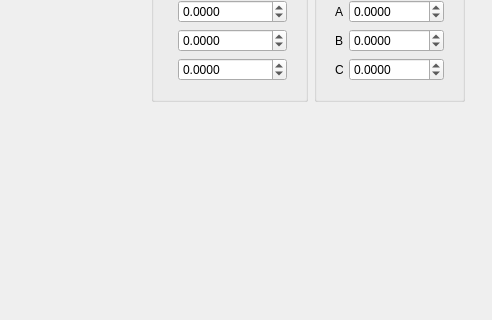
Above: source/simulator/main_window.ui from UshakovSergeySergey/kinverse before the change; both pictures show x 434 to 926 and y 152 to 472 of the 926 by 704 pixel window. Below: the same form after it.
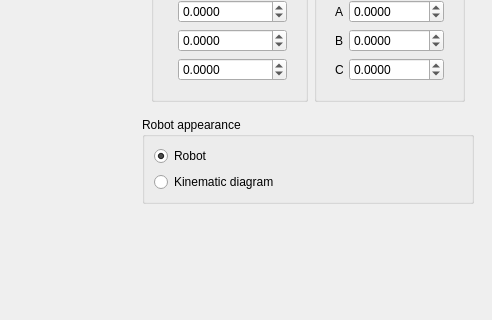
That is the form after the change. Custom widgets are drawn as their Qt base class.

Commit message: - simulator know can draw robot or kinematic diagram - added new project called factory - added KinematicDiagramGizmo class - added RobotGizmo class - added LinkGizmo class - refactored DenavitHartenbergParameters class - changed IGizmo show/hide methods so they initiate render call when gizmo is shown or hidden - added hide methods for all gizmos - moved RobotFactory from core to factory project - removed x86 configurations

Diff of the .ui file:
```diff
--- a/source/simulator/main_window.ui
+++ b/source/simulator/main_window.ui
@@ -333,6 +333,35 @@
          </layout>
         </widget>
        </item>
+       <item>
+        <widget class="QGroupBox" name="groupBox_3">
+         <property name="title">
+          <string>Robot appearance</string>
+         </property>
+         <layout class="QVBoxLayout" name="verticalLayout_2">
+          <item>
+           <widget class="QRadioButton" name="radioButton_showRobot">
+            <property name="text">
+             <string>Robot</string>
+            </property>
+            <property name="checked">
+             <bool>true</bool>
+            </property>
+           </widget>
+          </item>
+          <item>
+           <widget class="QRadioButton" name="radioButton_showKinematicDiagram">
+            <property name="text">
+             <string>Kinematic diagram</string>
+            </property>
+            <property name="checked">
+             <bool>false</bool>
+            </property>
+           </widget>
+          </item>
+         </layout>
+        </widget>
+       </item>
        <item>
         <spacer name="verticalSpacer">
          <property name="orientation">
```
The commit also changes 41 other files.
